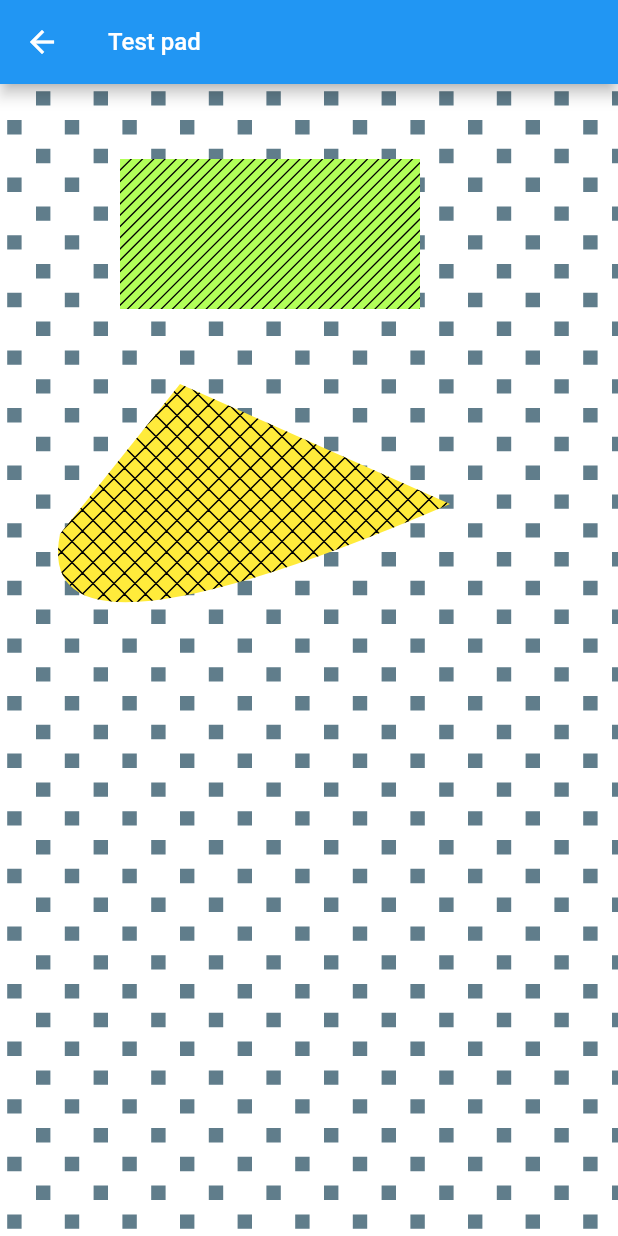
After one commit to whiplashoo/patterns_canvas, a Flutter app: the screen it shows after launch, after a tap on "Test pad", on a phone screen of 412 x 824 dp. The commit adds this screen. Run offline on Flutter 3.47's test engine with Material 2 defaults, Android fonts, the phone set to English and light mode, and no system bars.

Commit message:
add test pad screen, update README

```diff
--- a/example/lib/main.dart
+++ b/example/lib/main.dart
@@ -2,6 +2,7 @@ import 'package:example/screens/screen1.dart';
 import 'package:example/screens/screen2.dart';
 import 'package:example/screens/screen3.dart';
 import 'package:example/screens/screen4.dart';
+import 'package:example/screens/screen5.dart';
 import 'package:flutter/material.dart';
 import 'package:patterns_canvas/patterns_canvas.dart';
 
@@ -12,6 +13,7 @@ void main() {
       'screen2': (ctx) => Screen2(),
       'screen3': (ctx) => Screen3(),
       'screen4': (ctx) => Screen4(),
+      'screen5': (ctx) => Screen5(),
     },
     home: Scaffold(
       body: MyExampleWidget(),
@@ -55,6 +57,12 @@ class MyExampleWidget extends StatelessWidget {
               Navigator.pushNamed(context, 'screen4');
             },
             child: Text('Scaling settings'),
+          ),
+          ElevatedButton(
+            onPressed: () {
+              Navigator.pushNamed(context, 'screen5');
+            },
+            child: Text('Test pad'),
           ),
         ],
       ),
--- a/example/lib/screens/screen1.dart
+++ b/example/lib/screens/screen1.dart
@@ -66,7 +66,7 @@ class MyPainter extends CustomPainter {
         Pattern.fromValues(patternType: PatternType.checkers, bgColor: Colors.blueGrey, fgColor: Colors.deepOrange);
     p2.paintOnRect(canvas, size, rect2);
 
-    // 3. From a String shorthand in the form of `pattern_backgroundHex_foregroundHex`:
+    // 3. From a String representation in the form of `pattern_backgroundHex_foregroundHex`:
     final Pattern p3 = Pattern.fromString("verticalThick_e17c05_525252");
     p3.paintOnRect(canvas, size, rect3);
 
--- a/example/lib/screens/screen3.dart
+++ b/example/lib/screens/screen3.dart
@@ -21,8 +21,6 @@ class _Screen3State extends State<Screen3> {
       body: Center(
         child: CustomPaint(
           size: const Size(double.infinity, double.infinity),
-          isComplex: true,
-          willChange: true,
           painter: MyPainter(context),
         ),
       ),
--- /dev/null
+++ b/example/lib/screens/screen5.dart
@@ -0,0 +1,63 @@
+import 'dart:ui';
+
+import 'package:flutter/material.dart';
+import 'package:patterns_canvas/patterns_canvas.dart';
+
+class Screen5 extends StatefulWidget {
+  @override
+  _Screen5State createState() => _Screen5State();
+}
+
+class _Screen5State extends State<Screen5> {
+  @override
+  Widget build(BuildContext context) {
+    return Scaffold(
+      appBar: AppBar(
+        title: Text(
+          'Test pad',
+          style: TextStyle(fontSize: 16),
+        ),
+      ),
+      body: Center(
+        child: CustomPaint(
+          size: const Size(double.infinity, double.infinity),
+          isComplex: true,
+          willChange: true,
+          painter: MyPainter(context),
+        ),
+      ),
+    );
+  }
+}
+
+class MyPainter extends CustomPainter {
+  final BuildContext context;
+
+  MyPainter(this.context);
+
+  @override
+  void paint(Canvas canvas, Size size) {
+    TexturePattern(bgColor: Colors.white, fgColor: Colors.blueGrey).paintOnCanvas(canvas, size);
+
+    // Prepare a rectangle shape to draw the pattern on.
+    final rect = Rect.fromLTWH(80, 50, 200, 100);
+
+    // Create a Pattern object of diagonal stripes with the colors we want.
+    final Pattern pattern = DiagonalStripesLight(bgColor: Colors.lightGreenAccent, fgColor: Colors.black);
+
+    // Paint the pattern on the rectangle.
+    pattern.paintOnRect(canvas, size, rect);
+
+    final path = Path();
+    path.moveTo(120, 200);
+    path.lineTo(300, 280);
+    path.quadraticBezierTo(20, 400, 40, 300);
+    path.close();
+    Crosshatch(bgColor: Colors.yellow, fgColor: Colors.black).paintOnPath(canvas, size, path);
+  }
+
+  @override
+  bool shouldRepaint(CustomPainter oldDelegate) {
+    return false;
+  }
+}
```
Also changed, not shown: 1 other file.
